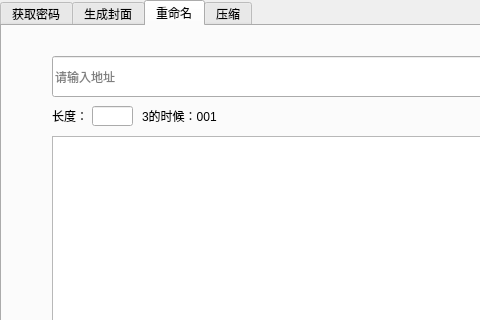
This is useful/kit/main.ui in wo-woa/tools as Qt 5 draws it before an edit; both pictures show x 0 to 480 and y 0 to 320 of the 744 by 427 pixel window. The edited form follows.
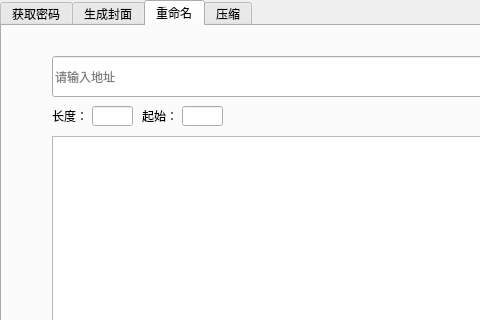
This is the edited form. The open tabs and pages were chosen to show the change.

What changed in the file:
```diff
--- a/useful/kit/main.ui
+++ b/useful/kit/main.ui
@@ -204,17 +204,36 @@
       <string>长度：</string>
      </property>
     </widget>
+    <widget class="QLineEdit" name="widget3_lineedit_start">
+     <property name="geometry">
+      <rect>
+       <x>180</x>
+       <y>80</y>
+       <width>41</width>
+       <height>20</height>
+      </rect>
+     </property>
+     <property name="dragEnabled">
+      <bool>false</bool>
+     </property>
+     <property name="readOnly">
+      <bool>false</bool>
+     </property>
+     <property name="placeholderText">
+      <string/>
+     </property>
+    </widget>
     <widget class="QLabel" name="label_7">
      <property name="geometry">
       <rect>
        <x>140</x>
        <y>80</y>
-       <width>91</width>
+       <width>41</width>
        <height>20</height>
       </rect>
      </property>
      <property name="text">
-      <string>3的时候：001</string>
+      <string>起始：</string>
      </property>
     </widget>
    </widget>
```
Left out of the diff: 2 changed lines with no effect on the pictures.
